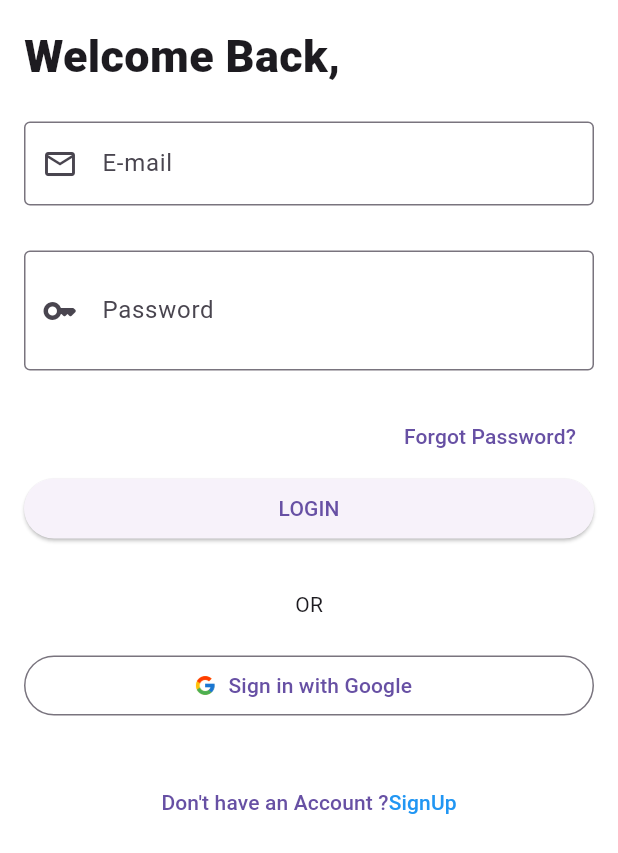
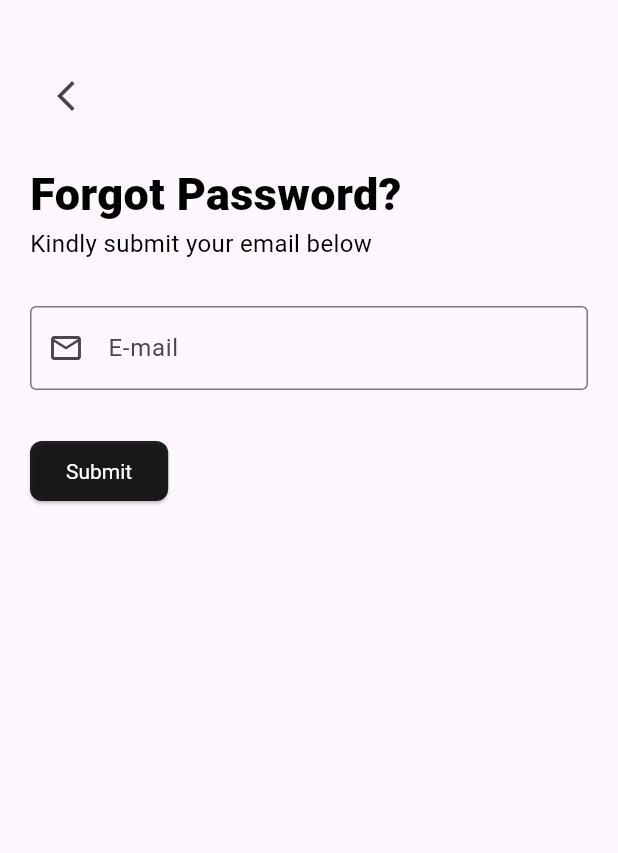
Before and after one commit to ManifestJosh/mobile_payment_platform, a Flutter app: the LoginScreen screen opened directly, after a tap on "Forgot Password?", on a phone screen of 412 x 824 dp. Shown: the top 853 px of the screen. Run offline on Flutter 3.47's test engine with Material 3 defaults, Android fonts, the phone set to English and light mode, and no system bars; our stand-ins replace lottie, smooth_page_indicator; network calls fail.

Commit message:
added the theme

```diff
--- /dev/null
+++ b/lib/pages/forgotpassword.dart
@@ -0,0 +1,65 @@
+import 'package:flutter/material.dart';
+
+import 'login.dart';
+
+class ForgotPasswordPage extends StatelessWidget {
+  const ForgotPasswordPage({super.key});
+
+  @override
+  Widget build(BuildContext context) {
+    return Scaffold(
+      body: Container(
+        padding: EdgeInsets.symmetric(vertical: 40, horizontal: 20),
+        child: Column(
+          crossAxisAlignment: CrossAxisAlignment.start,
+          mainAxisAlignment: MainAxisAlignment.start,
+          children: [
+            Positioned(
+                child: IconButton(
+              icon: Icon(Icons.arrow_back_ios_new_outlined),
+              onPressed: () {
+                Navigator.pop(context);
+                Navigator.push(
+                  context,
+                  MaterialPageRoute(builder: (context) {
+                    return LoginScreen();
+                  }),
+                );
+              },
+            )),
+            SizedBox(
+              height: 20,
+            ),
+            Text(
+              "Forgot Password? ",
+              style: TextStyle(fontSize: 30, fontWeight: FontWeight.w800),
+            ),
+            Text("Kindly submit your email below"),
+            SizedBox(
+              height: 30,
+            ),
+            Form(
+                child: TextFormField(
+              decoration: InputDecoration(
+                prefixIcon: Icon(Icons.email_outlined),
+                labelText: 'E-mail',
+                hintText: 'E-mail',
+                border: OutlineInputBorder(),
+              ),
+            )),
+            SizedBox(
+              height: 30,
+            ),
+            ElevatedButton(
+              onPressed: () {},
+              child: Text(
+                "Submit",
+                style: TextStyle(color: Colors.white),
+              ),
+            )
+          ],
+        ),
+      ),
+    );
+  }
+}
--- a/lib/pages/homepage.dart
+++ b/lib/pages/homepage.dart
@@ -79,6 +79,8 @@ class Homepage extends StatelessWidget {
                 controller: _controller,
                 count: 3,
                 effect: WormEffect(
+                    dotWidth: 10,
+                    dotHeight: 5,
                     activeDotColor:
                         Colors.blue.shade200), // your preferred effect
               ),
--- a/lib/pages/login.dart
+++ b/lib/pages/login.dart
@@ -1,4 +1,5 @@
 import 'package:flutter/material.dart';
+import 'package:mobile_payment_platform/pages/forgotpassword.dart';
 
 import 'Signup.dart';
 
@@ -7,7 +8,6 @@ class LoginScreen extends StatelessWidget {
 
   @override
   Widget build(BuildContext context) {
-    final size = MediaQuery.of(context).size;
     final _formkey = GlobalKey<FormState>();
     final TextEditingController _emailController = TextEditingController();
     final TextEditingController _passwordController = TextEditingController();
@@ -67,8 +67,16 @@ class LoginScreen extends StatelessWidget {
                     Align(
                       alignment: Alignment.centerRight,
                       child: TextButton(
-                        onPressed: () {},
-                        child: Text("Forgot Password?"),
+                        onPressed: () {
+                          Navigator.push(context,
+                              MaterialPageRoute(builder: (context) {
+                            return ForgotPasswordPage();
+                          }));
+                        },
+                        child: Text(
+                          "Forgot Password?",
+                          style: Theme.of(context).textTheme.bodyMedium,
+                        ),
                       ),
                     ),
                     SizedBox(
@@ -81,7 +89,8 @@ class LoginScreen extends StatelessWidget {
                             String password = _passwordController.text;
                           }
                         },
-                        child: Text('LOGIN'),
+                        child: Text('LOGIN',
+                            style: TextStyle(color: Colors.white)),
                       ),
                     ),
                     SizedBox(
@@ -93,6 +102,7 @@ class LoginScreen extends StatelessWidget {
                       children: [
                         Text(
                           "OR",
+                          style: Theme.of(context).textTheme.bodyMedium,
                         ),
                         SizedBox(
                           height: 20,
@@ -105,7 +115,10 @@ class LoginScreen extends StatelessWidget {
                                 'assets/google.png',
                                 width: 15,
                               ),
-                              label: Text('Sign in with Google')),
+                              label: Text(
+                                'Sign in with Google',
+                                style: Theme.of(context).textTheme.bodyMedium,
+                              )),
                         ),
                       ],
                     ),
@@ -123,6 +136,7 @@ class LoginScreen extends StatelessWidget {
                           },
                           child: const Text.rich(TextSpan(
                               text: "Don't have an Account ?",
+                              style: TextStyle(color: Colors.black),
                               children: [
                                 TextSpan(
                                     text: 'SignUp',
--- /dev/null
+++ b/lib/themes.dart
@@ -0,0 +1,25 @@
+import 'package:flutter/material.dart';
+
+class WTheme {
+  static ThemeData lightTheme = ThemeData(
+      brightness: Brightness.light,
+      textTheme:
+          TextTheme(bodyMedium: TextStyle(fontSize: 16, color: Colors.black)),
+      elevatedButtonTheme: ElevatedButtonThemeData(
+          style: ElevatedButton.styleFrom(
+              shape: RoundedRectangleBorder(
+                  borderRadius: BorderRadius.circular(8.0)),
+              backgroundColor: Colors.black87,
+              textStyle: TextStyle(color: Colors.white))));
+
+  static ThemeData darkTheme = ThemeData(
+      brightness: Brightness.dark,
+      textTheme:
+          TextTheme(bodyMedium: TextStyle(fontSize: 16, color: Colors.white)),
+      elevatedButtonTheme: ElevatedButtonThemeData(
+          style: ElevatedButton.styleFrom(
+              shape: RoundedRectangleBorder(
+                  borderRadius: BorderRadius.circular(8.0)),
+              backgroundColor: Colors.white,
+              textStyle: TextStyle(color: Colors.black))));
+}
```
Also changed, not shown: lib/main.dart (+4 -3 lines), lib/pages/Signup.dart (+12 -3 lines), lib/styles.dart (+0 -29 lines).
